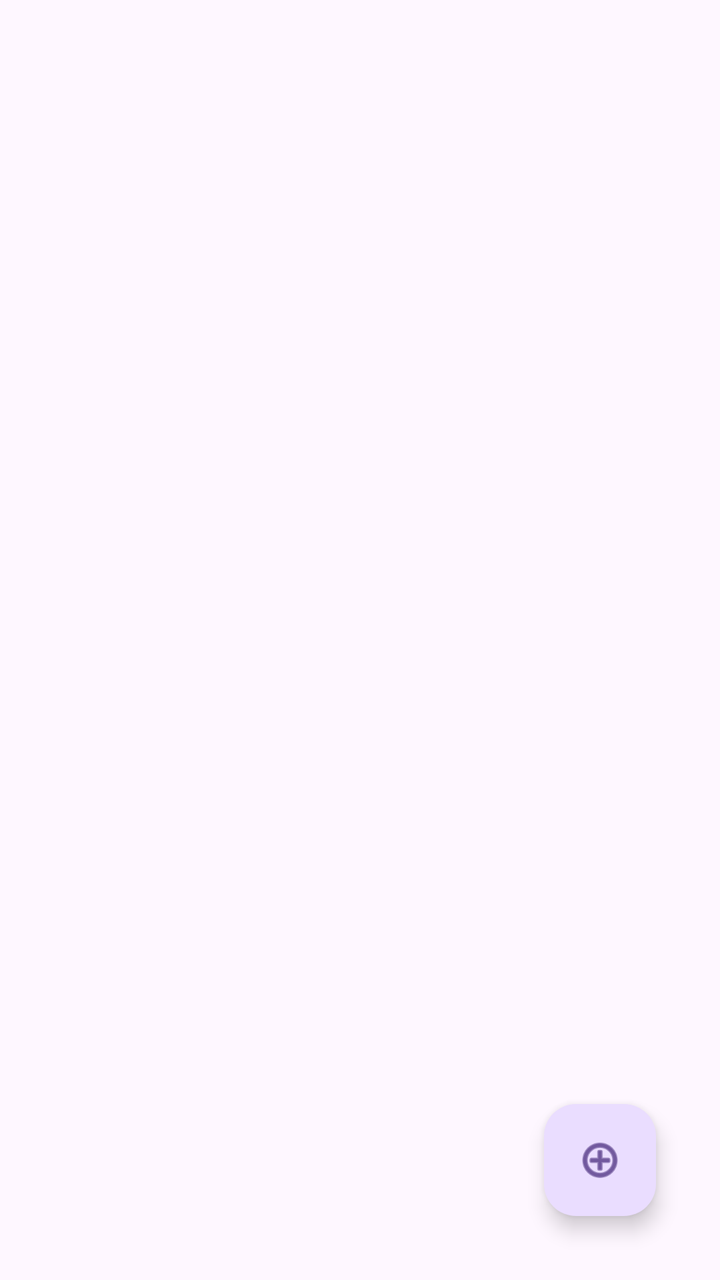
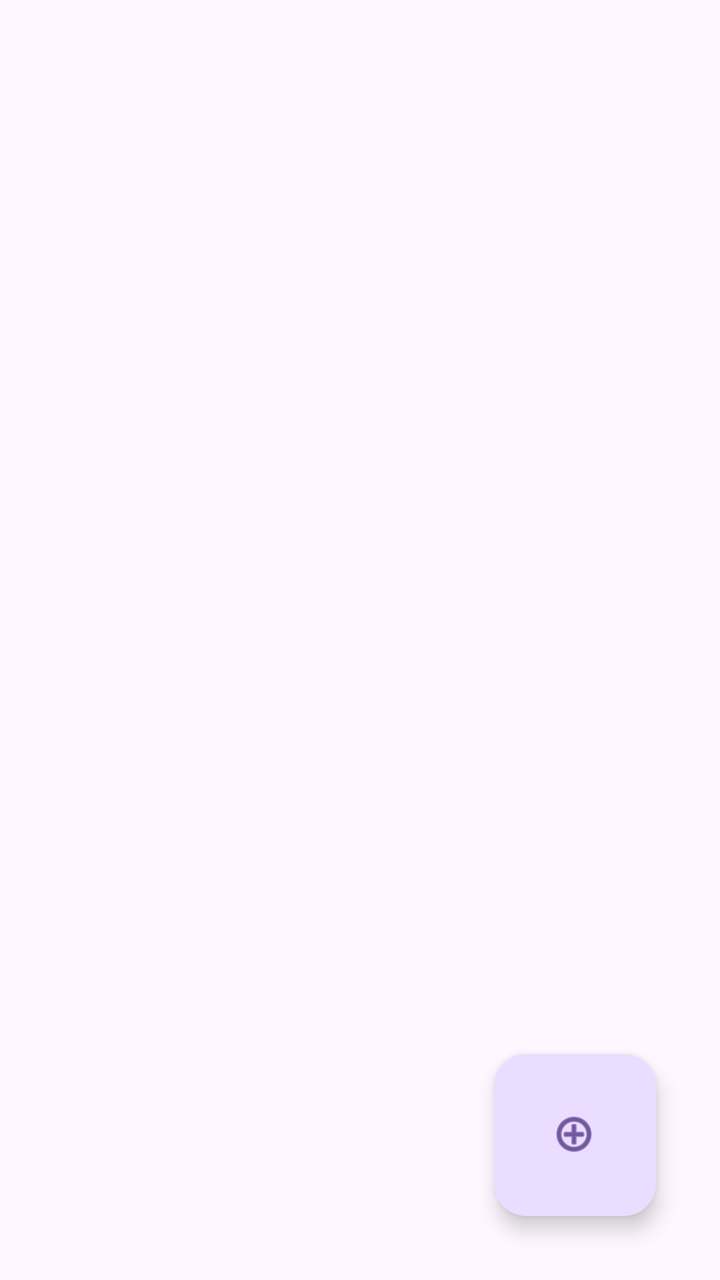

Before-and-after screenshots of an Android layout around one commit, followed by the original layout XML and the change that was made.
<!-- AndroidManifest.xml: application theme Theme.BDavis_WGUScheduler -->
<!-- res/layout/activity_assessment_list.xml -->
<?xml version="1.0" encoding="utf-8"?>
<androidx.constraintlayout.widget.ConstraintLayout xmlns:android="http://schemas.android.com/apk/res/android"
    xmlns:app="http://schemas.android.com/apk/res-auto"
    xmlns:tools="http://schemas.android.com/tools"
    android:id="@+id/main"
    android:layout_width="match_parent"
    android:layout_height="match_parent"
    tools:context=".UI.AssessmentList">

    <com.google.android.material.floatingactionbutton.FloatingActionButton
        android:id="@+id/floatingActionButtonAssessment"
        android:layout_width="wrap_content"
        android:layout_height="wrap_content"
        android:layout_marginEnd="32dp"
        android:layout_marginBottom="32dp"
        android:clickable="true"
        app:layout_constraintBottom_toBottomOf="parent"
        app:layout_constraintEnd_toEndOf="parent"
        app:srcCompat="@android:drawable/ic_menu_add" />
</androidx.constraintlayout.widget.ConstraintLayout>
<!-- resources referenced by this layout -->
<resources>
  <style name="Theme.BDavis_WGUScheduler" parent="Base.Theme.BDavis_WGUScheduler" />
  <style name="Base.Theme.BDavis_WGUScheduler" parent="Theme.Material3.DayNight">
          
          
      </style>
</resources>

<!-- the commit's change to res/layout/activity_assessment_list.xml (unified diff, before → after) -->
@@ -9,12 +9,23 @@
 
     <com.google.android.material.floatingactionbutton.FloatingActionButton
         android:id="@+id/floatingActionButtonAssessment"
-        android:layout_width="wrap_content"
-        android:layout_height="wrap_content"
+        android:layout_width="127dp"
+        android:layout_height="81dp"
         android:layout_marginEnd="32dp"
         android:layout_marginBottom="32dp"
         android:clickable="true"
+        app:fabCustomSize="80dp"
         app:layout_constraintBottom_toBottomOf="parent"
         app:layout_constraintEnd_toEndOf="parent"
         app:srcCompat="@android:drawable/ic_menu_add" />
+
+    <androidx.recyclerview.widget.RecyclerView
+        android:id="@+id/assessmentListReyclerview"
+        android:layout_width="409dp"
+        android:layout_height="641dp"
+        android:layout_marginStart="10dp"
+        android:layout_marginTop="25dp"
+        app:layout_constraintEnd_toEndOf="parent"
+        app:layout_constraintStart_toStartOf="parent"
+        app:layout_constraintTop_toTopOf="parent" />
 </androidx.constraintlayout.widget.ConstraintLayout>
